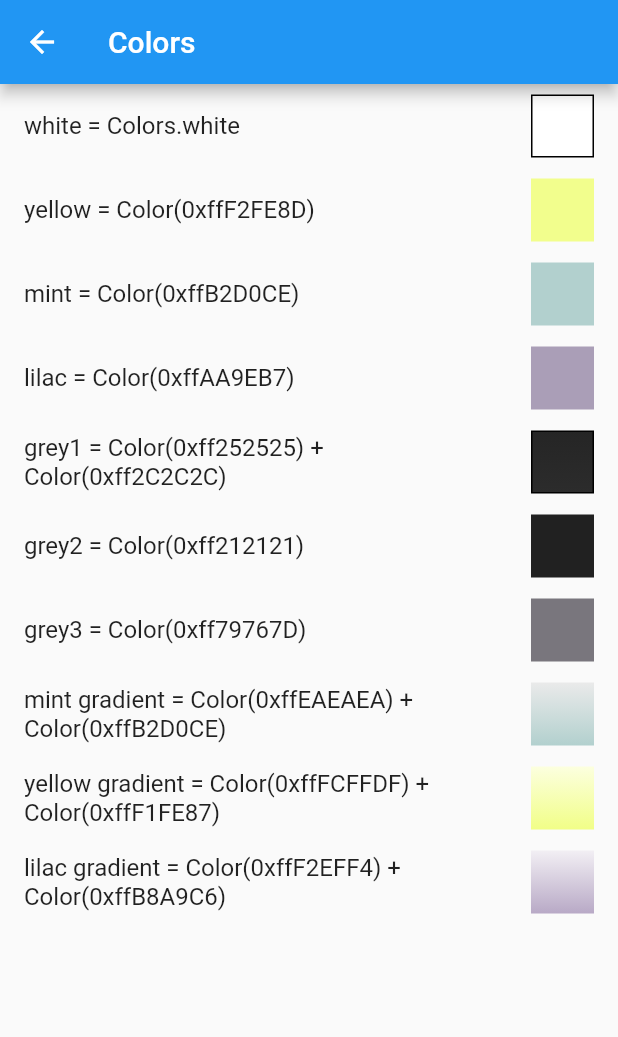
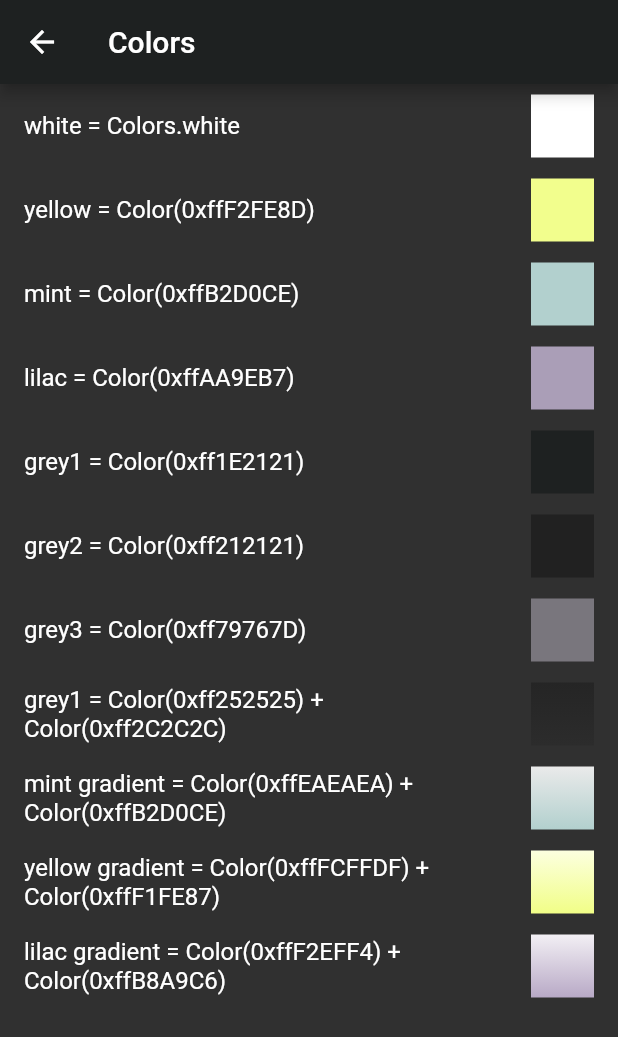
Before and after one commit to kamskr/lou_bank, a Flutter app: the screen it shows after launch, after a tap on "Colors", on a phone screen of 412 x 824 dp. Shown: the top 1037 px of the screen. Run offline on Flutter 3.47's test engine with Material 2 defaults, Android fonts, the phone set to English and light mode, and no system bars; our stand-ins replace bloc, flutter_bloc; generated files the repository leaves out were written again.

Commit message:
refactor and setup colors

```diff
--- a/packages/lou_bank_ui/lib/lou_bank_ui.dart
+++ b/packages/lou_bank_ui/lib/lou_bank_ui.dart
@@ -1,3 +1,3 @@
 library lou_bank_ui;
 
-export 'src/lou_theme.dart';
+export 'src/lou_bank_ui.dart';
--- a/packages/lou_bank_ui/lib/src/colors/lou_colors.dart
+++ b/packages/lou_bank_ui/lib/src/colors/lou_colors.dart
@@ -5,8 +5,7 @@ abstract class LouColors {
   static const yellow = Color(0xffF2FE8D);
   static const mint = Color(0xffB2D0CE);
   static const lilac = Color(0xffAA9EB7);
-  static const grey1Start = Color(0xff252525);
-  static const grey1End = Color(0xff2C2C2C);
+  static const grey1 = Color(0xff1E2121);
   static const grey2 = Color(0xff212121);
   static const grey3 = Color(0xff79767D);
   static const gradientMintStart = Color(0xffEAEAEA);
@@ -15,4 +14,6 @@ abstract class LouColors {
   static const gradientYellowEnd = Color(0xffF1FE87);
   static const gradientLilacStart = Color(0xffF2EFF4);
   static const gradientLilacEnd = Color(0xffB8A9C6);
+  static const gradientGreyStart = Color(0xff252525);
+  static const gradientGreyEnd = Color(0xff2C2C2C);
 }
--- a/packages/lou_bank_ui/lib/src/lou_theme.dart
+++ b/packages/lou_bank_ui/lib/src/lou_bank_ui.dart
@@ -1,2 +1,3 @@
 export 'colors/lou_colors.dart';
+export 'theme/lou_theme.dart';
 export 'typography/lou_typography.dart';
--- /dev/null
+++ b/packages/lou_bank_ui/lib/src/theme/lou_theme.dart
@@ -0,0 +1,13 @@
+import 'package:flutter/material.dart';
+
+import '../lou_bank_ui.dart';
+
+abstract class LouTheme {
+  static ThemeData get darkTheme => ThemeData(
+        brightness: Brightness.dark,
+        primaryColor: LouColors.grey1,
+        accentColor: LouColors.yellow,
+        fontFamily: 'Roboto',
+        backgroundColor: LouColors.grey1,
+      );
+}
--- a/packages/lou_bank_ui/lou_bank_gallery/lib/list_screen.dart
+++ b/packages/lou_bank_ui/lou_bank_gallery/lib/list_screen.dart
@@ -1,6 +1,6 @@
 import 'package:flutter/material.dart';
 
-import 'theme/theme.dart';
+import 'screens/screens.dart';
 
 class ListScreen extends StatelessWidget {
   const ListScreen({Key? key}) : super(key: key);
--- a/packages/lou_bank_ui/lou_bank_gallery/lib/main.dart
+++ b/packages/lou_bank_ui/lou_bank_gallery/lib/main.dart
@@ -1,4 +1,5 @@
 import 'package:flutter/material.dart';
+import 'package:lou_bank_ui/lou_bank_ui.dart';
 
 import 'list_screen.dart';
 
@@ -11,9 +12,7 @@ class MyApp extends StatelessWidget {
   Widget build(BuildContext context) {
     return MaterialApp(
       title: 'Flutter Demo',
-      theme: ThemeData(
-        primarySwatch: Colors.blue,
-      ),
+      theme: LouTheme.darkTheme,
       home: Scaffold(
         appBar: AppBar(
           title: const Text(
--- a/packages/lou_bank_ui/lou_bank_gallery/lib/theme/color_screen.dart
+++ b/packages/lou_bank_ui/lou_bank_gallery/lib/screens/color_screen.dart
@@ -8,59 +8,63 @@ class ColorScreen extends StatelessWidget {
   Widget build(BuildContext context) {
     return Scaffold(
       appBar: AppBar(title: const Text('Colors')),
-      body: ListView(children: <Widget>[
+      body: ListView(children: const <Widget>[
         ColorDisplay(
           title: 'white = Colors.white',
           decoration: BoxDecoration(
             color: LouColors.white,
-            border: Border.all(color: Colors.black),
           ),
         ),
-        const ColorDisplay(
+        ColorDisplay(
           title: 'yellow = Color(0xffF2FE8D)',
           decoration: BoxDecoration(
             color: LouColors.yellow,
           ),
         ),
-        const ColorDisplay(
+        ColorDisplay(
           title: 'mint = Color(0xffB2D0CE)',
           decoration: BoxDecoration(
             color: LouColors.mint,
           ),
         ),
-        const ColorDisplay(
+        ColorDisplay(
           title: 'lilac = Color(0xffAA9EB7)',
           decoration: BoxDecoration(
             color: LouColors.lilac,
           ),
         ),
         ColorDisplay(
-          title: 'grey1 = Color(0xff252525) + Color(0xff2C2C2C)',
+          title: 'grey1 = Color(0xff1E2121)',
           decoration: BoxDecoration(
-            border: Border.all(color: Colors.black),
-            gradient: const LinearGradient(
-              begin: Alignment.topCenter,
-              end: Alignment.bottomCenter,
-              colors: [
-                LouColors.grey1Start,
-                LouColors.grey1End,
-              ],
-            ),
+            color: LouColors.grey1,
           ),
         ),
-        const ColorDisplay(
+        ColorDisplay(
           title: 'grey2 = Color(0xff212121)',
           decoration: BoxDecoration(
             color: LouColors.grey2,
           ),
         ),
-        const ColorDisplay(
+        ColorDisplay(
           title: 'grey3 = Color(0xff79767D)',
           decoration: BoxDecoration(
             color: LouColors.grey3,
           ),
         ),
-        const ColorDisplay(
+        ColorDisplay(
+          title: 'grey1 = Color(0xff252525) + Color(0xff2C2C2C)',
+          decoration: BoxDecoration(
+            gradient: LinearGradient(
+              begin: Alignment.topCenter,
+              end: Alignment.bottomCenter,
+              colors: [
+                LouColors.gradientGreyStart,
+                LouColors.gradientGreyEnd,
+              ],
+            ),
+          ),
+        ),
+        ColorDisplay(
           title: 'mint gradient = Color(0xffEAEAEA) + Color(0xffB2D0CE)',
           decoration: BoxDecoration(
             gradient: LinearGradient(
@@ -73,7 +77,7 @@ class ColorScreen extends StatelessWidget {
             ),
           ),
         ),
-        const ColorDisplay(
+        ColorDisplay(
           title: 'yellow gradient = Color(0xffFCFFDF) + Color(0xffF1FE87)',
           decoration: BoxDecoration(
             gradient: LinearGradient(
@@ -86,7 +90,7 @@ class ColorScreen extends StatelessWidget {
             ),
           ),
         ),
-        const ColorDisplay(
+        ColorDisplay(
           title: 'lilac gradient = Color(0xffF2EFF4) + Color(0xffB8A9C6)',
           decoration: BoxDecoration(
             gradient: LinearGradient(
```
Also changed, not shown: packages/lou_bank_ui/lou_bank_gallery/lib/screens/screens.dart (renamed from packages/lou_bank_ui/lou_bank_gallery/lib/theme/theme.dart), packages/lou_bank_ui/lou_bank_gallery/lib/screens/typography_screen.dart (renamed from packages/lou_bank_ui/lou_bank_gallery/lib/theme/typography_screen.dart).
